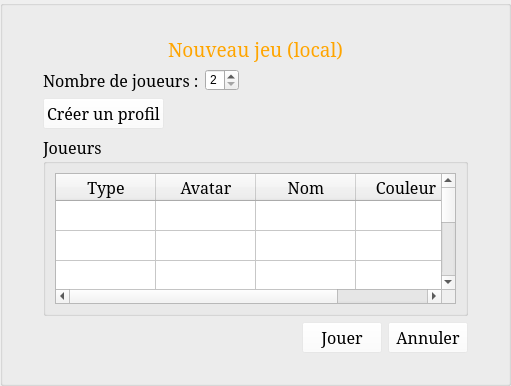
paboccard/Projet_Prog_Jeu, file StreetCar/StreetCar/NewLocalGame.ui: the form before one commit.
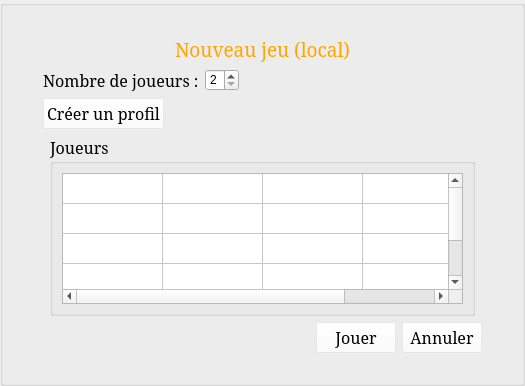
The form after the commit. Icons and pictures are not drawn.

Patch:
```diff
--- a/StreetCar/StreetCar/NewLocalGame.ui
+++ b/StreetCar/StreetCar/NewLocalGame.ui
@@ -6,7 +6,7 @@
    <rect>
     <x>0</x>
     <y>0</y>
-    <width>506</width>
+    <width>525</width>
     <height>386</height>
    </rect>
   </property>
@@ -242,7 +242,7 @@
               <number>4</number>
              </property>
              <attribute name="horizontalHeaderVisible">
-              <bool>true</bool>
+              <bool>false</bool>
              </attribute>
              <attribute name="horizontalHeaderHighlightSections">
               <bool>true</bool>
@@ -321,7 +321,7 @@
                <string/>
               </property>
               <property name="flags">
-               <set>NoItemFlags</set>
+               <set>ItemIsSelectable|ItemIsEnabled</set>
               </property>
              </item>
              <item row="0" column="3">
@@ -332,6 +332,26 @@
                <set>ItemIsSelectable|ItemIsEditable|ItemIsEnabled</set>
               </property>
              </item>
+             <item row="1" column="1">
+              <property name="flags">
+               <set>NoItemFlags</set>
+              </property>
+             </item>
+             <item row="2" column="1">
+              <property name="flags">
+               <set>NoItemFlags</set>
+              </property>
+             </item>
+             <item row="3" column="1">
+              <property name="flags">
+               <set>NoItemFlags</set>
+              </property>
+             </item>
+             <item row="4" column="1">
+              <property name="flags">
+               <set>NoItemFlags</set>
+              </property>
+             </item>
             </widget>
            </item>
           </layout>
```
